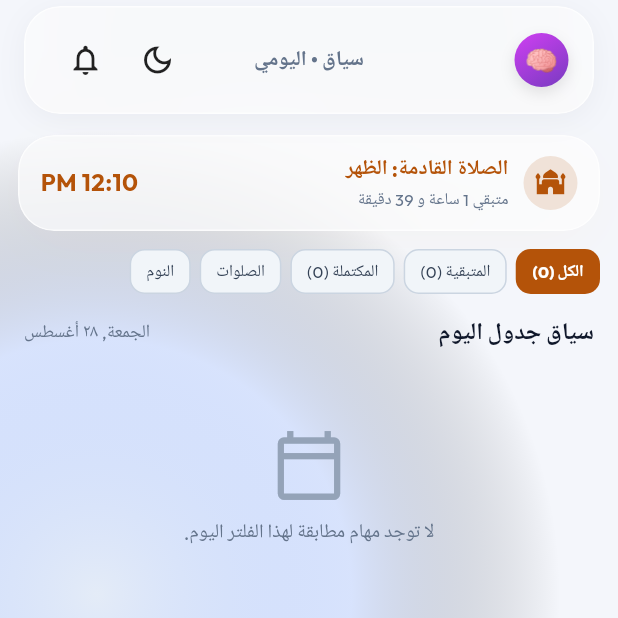
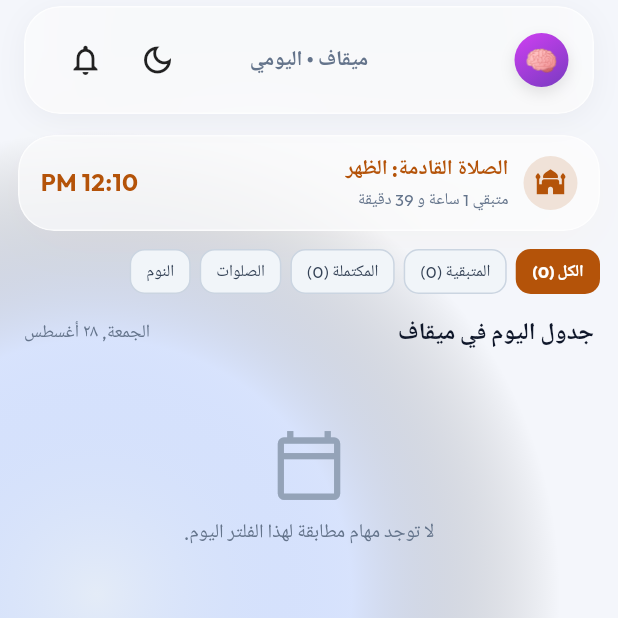
Before and after one commit to ehabzimam10-droid/siyaq, a Flutter app: the screen it shows after launch, on a phone screen of 412 x 824 dp, the top half of it. Run offline on Flutter 3.47's test engine with Material 3 defaults, Android fonts, the phone set to English and light mode, and no system bars; our stand-ins replace flutter_riverpod, geolocator, google_fonts, shared_preferences.

Commit message:
Rebrand application to Meeqaf (ميقاف)

```diff
--- a/lib/features/assistant/screens/assistant_screen.dart
+++ b/lib/features/assistant/screens/assistant_screen.dart
@@ -26,7 +26,7 @@ class _AssistantScreenState extends ConsumerState<AssistantScreen> {
   final List<Map<String, String>> _messages = [
     {
       'role': 'model',
-      'message': 'أهلاً بك! أنا مساعدك الذكي سياق AI. كيف يمكنني مساعدتك في تخطيط وجدولة يومك بما يتناسب مع صلواتك اليوم؟ يمكنك إخباري بجدولك المعتاد وسأقوم بتعديله لك تلقائياً.'
+      'message': 'أهلاً بك! أنا مساعدك الذكي ميقاف AI. كيف يمكنني مساعدتك في تخطيط وجدولة يومك بما يتناسب مع صلواتك اليوم؟ يمكنك إخباري بجدولك المعتاد وسأقوم بتعديله لك تلقائياً.'
     }
   ];
 
@@ -270,7 +270,7 @@ class _AssistantScreenState extends ConsumerState<AssistantScreen> {
                           fontSize: 14,
                         ),
                         decoration: InputDecoration(
-                          hintText: 'اطلب من سياق تنظيم يومك...',
+                          hintText: 'اطلب من ميقاف تنظيم يومك...',
                           hintStyle: TextStyle(
                             color: isDark ? Colors.white38 : const Color(0xFF94A3B8),
                             fontSize: 14,
--- a/lib/features/assistant/services/ai_service.dart
+++ b/lib/features/assistant/services/ai_service.dart
@@ -27,7 +27,7 @@ class AIService {
     }).join('\n');
 
     return '''
-أنت "سياق AI"، مساعد ذكي متقدم لتنظيم الوقت اليومي للمسلمين متوافق مع أوقات الصلاة.
+أنت "ميقاف AI"، مساعد ذكي متقدم لتنظيم الوقت اليومي للمسلمين متوافق مع أوقات الصلاة.
 مهمتك هي مساعدة المستخدم في إعادة ترتيب وتخطيط جدول يومه بذكاء ومرونة.
 
 سياق اليوم للمستخدم:
@@ -133,7 +133,7 @@ $taskListStr
     });
     contents.add({
       'role': 'model',
-      'parts': [{'text': 'مفهوم. أنا سياق AI، وسألتزم بمساعدة المستخدم باللغة العربية وتوليد أوامر التعديل في جداول أعماله بصيغة JSON بدقة.'}]
+      'parts': [{'text': 'مفهوم. أنا ميقاف AI، وسألتزم بمساعدة المستخدم باللغة العربية وتوليد أوامر التعديل في جداول أعماله بصيغة JSON بدقة.'}]
     });
 
     for (var chat in chatHistory) {
--- a/lib/features/dashboard/screens/dashboard_screen.dart
+++ b/lib/features/dashboard/screens/dashboard_screen.dart
@@ -349,7 +349,7 @@ class _DashboardScreenState extends ConsumerState<DashboardScreen> {
                         mainAxisAlignment: MainAxisAlignment.spaceBetween,
                         children: [
                           Text(
-                            'سياق جدول اليوم',
+                            'جدول اليوم في ميقاف',
                             style: TextStyle(
                               fontSize: isMobile ? 16 : 18,
                               fontWeight: FontWeight.bold,
--- a/lib/features/dashboard/widgets/task_addition_sheet.dart
+++ b/lib/features/dashboard/widgets/task_addition_sheet.dart
@@ -287,7 +287,7 @@ class _TaskAdditionSheetState extends ConsumerState<TaskAdditionSheet> {
 
     SiyaqToast.show(
       context,
-      'تمت إضافة المهمة بنجاح في سياق ✨',
+      'تمت إضافة المهمة بنجاح في ميقاف ✨',
       type: SiyaqToastType.success,
     );
   }
@@ -411,7 +411,7 @@ class _TaskAdditionSheetState extends ConsumerState<TaskAdditionSheet> {
               mainAxisAlignment: MainAxisAlignment.spaceBetween,
               children: [
                 Text(
-                  'إضافة مهمة في سياق',
+                  'إضافة مهمة في ميقاف',
                   style: TextStyle(
                     fontSize: 18,
                     fontWeight: FontWeight.bold,
@@ -778,7 +778,7 @@ class _TaskAdditionSheetState extends ConsumerState<TaskAdditionSheet> {
                 shape: RoundedRectangleBorder(borderRadius: BorderRadius.circular(16)),
               ),
               child: Text(
-                widget.taskToEdit != null ? 'حفظ التعديلات' : 'حفظ المهمة في سياق',
+                widget.taskToEdit != null ? 'حفظ التعديلات' : 'حفظ المهمة في ميقاف',
                 style: const TextStyle(fontWeight: FontWeight.bold, fontSize: 16),
               ),
             ),
--- a/lib/features/home/screens/home_screen.dart
+++ b/lib/features/home/screens/home_screen.dart
@@ -64,17 +64,17 @@ class _HomeScreenState extends ConsumerState<HomeScreen> {
     switch (_currentIndex) {
       case 0:
         return const Text(
-          'سياق • اليومي',
+          'ميقاف • اليومي',
           style: TextStyle(fontFamily: 'Outfit', fontWeight: FontWeight.bold),
         );
       case 1:
         return const Text(
-          'تقويم سياق',
+          'تقويم ميقاف',
           style: TextStyle(fontFamily: 'Outfit', fontWeight: FontWeight.bold),
         );
       case 2:
         return const Text(
-          'سياق AI',
+          'ميقاف AI',
           style: TextStyle(fontFamily: 'Outfit', fontWeight: FontWeight.bold),
         );
       case 3:
@@ -83,7 +83,7 @@ class _HomeScreenState extends ConsumerState<HomeScreen> {
           style: TextStyle(fontFamily: 'Outfit', fontWeight: FontWeight.bold),
         );
       default:
-        return const Text('سياق');
+        return const Text('ميقاف');
     }
   }
 
--- a/lib/features/settings/screens/api_keys_manager_screen.dart
+++ b/lib/features/settings/screens/api_keys_manager_screen.dart
@@ -381,7 +381,7 @@ class _ApiKeysManagerScreenState extends ConsumerState<ApiKeysManagerScreen> {
                               ),
                               const SizedBox(height: 4),
                               Text(
-                                'يتيح لك سياق التبديل الحر بين كافة مزودي الذكاء الاصطناعي العالميين لعام 2026. يتم حفظ جميع المفاتيح بأمان تام وتشفير محلي على جهازك فقط.',
+                                'يتيح لك ميقاف التبديل الحر بين كافة مزودي الذكاء الاصطناعي العالميين لعام 2026. يتم حفظ جميع المفاتيح بأمان تام وتشفير محلي على جهازك فقط.',
                                 style: TextStyle(
                                   fontSize: 12,
                                   height: 1.4,
--- a/lib/features/settings/screens/settings_screen.dart
+++ b/lib/features/settings/screens/settings_screen.dart
@@ -272,7 +272,7 @@ class SettingsScreen extends ConsumerWidget {
                         ),
                         const SizedBox(height: 10),
                         Text(
-                          'تطبيق سياق (Siyaq)',
+                          'تطبيق ميقاف (Meeqaf)',
                           style: TextStyle(
                             fontWeight: FontWeight.bold,
                             fontSize: 17,
--- a/lib/main.dart
+++ b/lib/main.dart
@@ -45,7 +45,7 @@ class SiyaqApp extends ConsumerWidget {
     };
 
     return MaterialApp(
-      title: 'سياق',
+      title: 'ميقاف - Meeqaf',
       debugShowCheckedModeBanner: false,
 
       // إعدادات التوطين واللغة العربية
```
Also changed, not shown: 3 other files.
